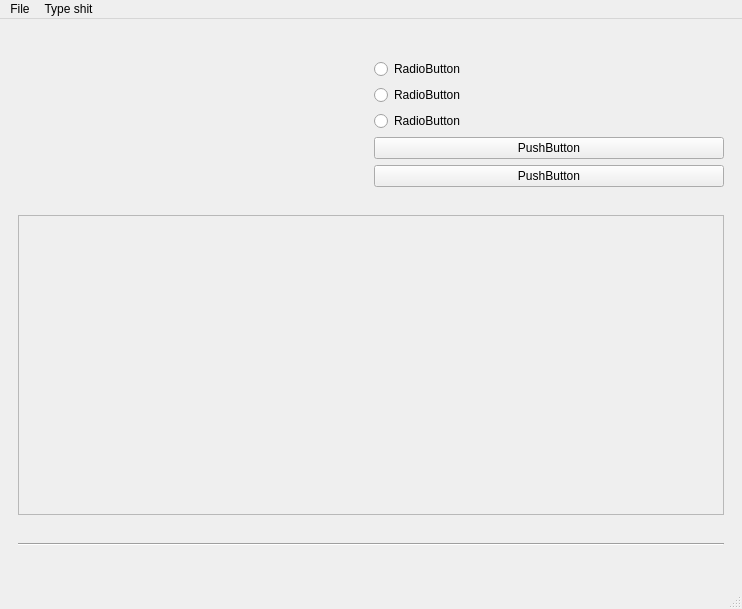
Above: ui/ui/mainwindow.ui from binaryHips/Projet3D before the change. Below: the same form after it.
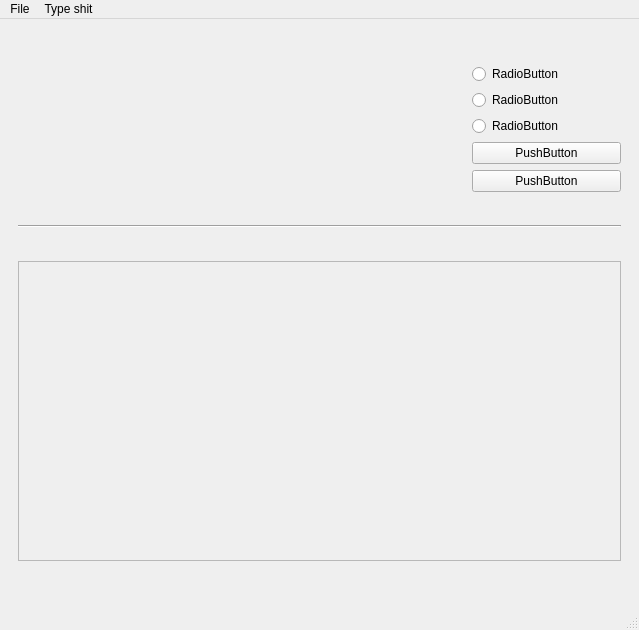
That is the form after the change. Custom widgets are drawn as their Qt base class.

What changed in the file:
```diff
--- a/ui/ui/mainwindow.ui
+++ b/ui/ui/mainwindow.ui
@@ -6,8 +6,8 @@
    <rect>
     <x>0</x>
     <y>0</y>
-    <width>742</width>
-    <height>609</height>
+    <width>639</width>
+    <height>630</height>
    </rect>
   </property>
   <property name="windowTitle">
@@ -21,9 +21,9 @@
        <number>0</number>
       </property>
       <widget class="QWidget" name="page">
-       <layout class="QVBoxLayout" name="verticalLayout_2">
+       <layout class="QVBoxLayout" name="verticalLayout_2" stretch="2,0,1">
         <item>
-         <layout class="QHBoxLayout" name="horizontalLayout" stretch="0,0">
+         <layout class="QHBoxLayout" name="horizontalLayout" stretch="3,1">
           <item>
            <widget class="GLWidget" name="widget" native="true"/>
           </item>
@@ -74,6 +74,13 @@
           </item>
          </layout>
         </item>
+        <item>
+         <widget class="Line" name="line">
+          <property name="orientation">
+           <enum>Qt::Orientation::Horizontal</enum>
+          </property>
+         </widget>
+        </item>
         <item>
          <widget class="QScrollArea" name="scrollArea">
           <property name="sizePolicy">
@@ -96,8 +103,8 @@
             <rect>
              <x>0</x>
              <y>0</y>
-             <width>704</width>
-             <height>298</height>
+             <width>601</width>
+             <height>176</height>
             </rect>
            </property>
            <layout class="QVBoxLayout" name="verticalLayout_3">
@@ -108,13 +115,6 @@
           </widget>
          </widget>
         </item>
-        <item>
-         <widget class="Line" name="line">
-          <property name="orientation">
-           <enum>Qt::Orientation::Horizontal</enum>
-          </property>
-         </widget>
-        </item>
        </layout>
       </widget>
       <widget class="QWidget" name="page_2">
@@ -137,7 +137,7 @@
     <rect>
      <x>0</x>
      <y>0</y>
-     <width>742</width>
+     <width>639</width>
      <height>23</height>
     </rect>
    </property>
```
